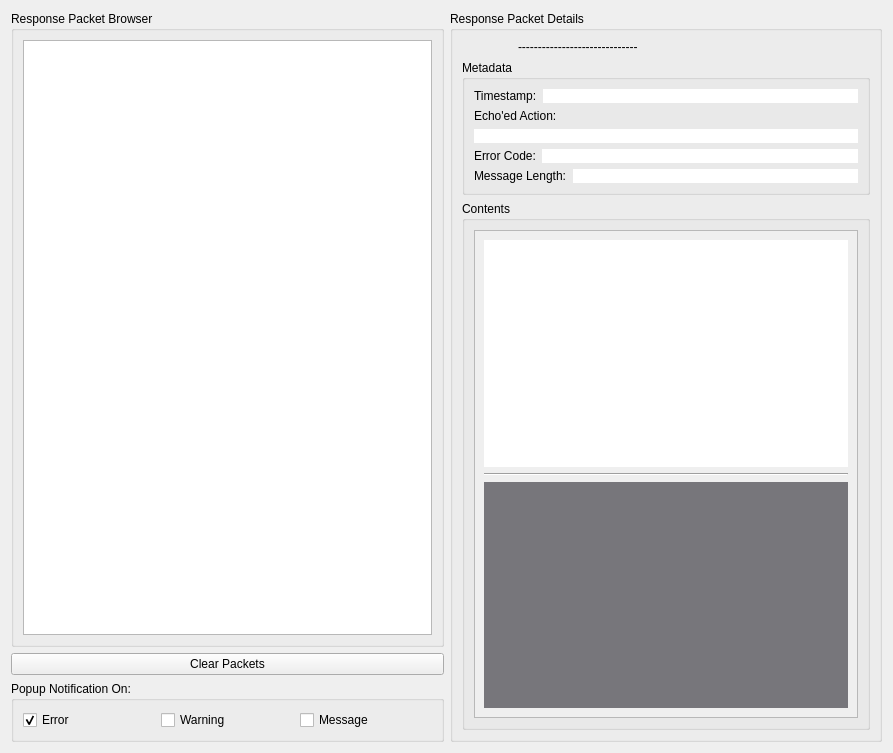
BYUMarsRover/Autonomy-ROS2, file mars_ws/src/science/science/response_gui/response_packet.ui: the form before one commit.
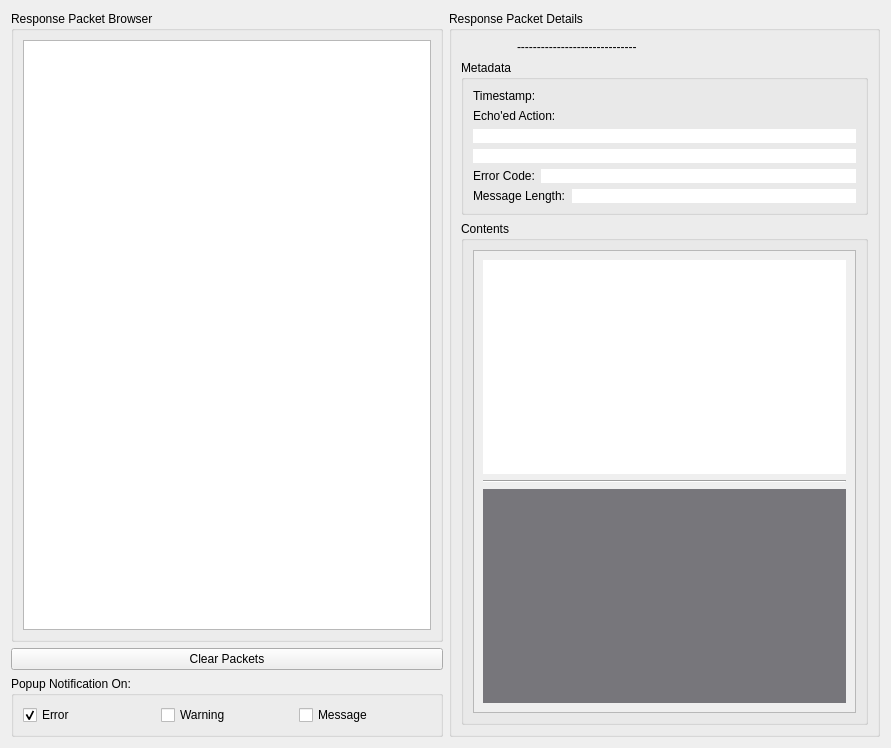
The form after the commit.

Commit message: WIP - Adding Return processing to repsosne GUI

The edit to the form file:
```diff
--- a/mars_ws/src/science/science/response_gui/response_packet.ui
+++ b/mars_ws/src/science/science/response_gui/response_packet.ui
@@ -6,8 +6,8 @@
    <rect>
     <x>0</x>
     <y>0</y>
-    <width>893</width>
-    <height>753</height>
+    <width>891</width>
+    <height>748</height>
    </rect>
   </property>
   <property name="windowTitle">
@@ -148,22 +148,6 @@
              </property>
             </widget>
            </item>
-           <item>
-            <widget class="QLabel" name="packet_timestamp">
-             <property name="sizePolicy">
-              <sizepolicy hsizetype="Preferred" vsizetype="Preferred">
-               <horstretch>1</horstretch>
-               <verstretch>0</verstretch>
-              </sizepolicy>
-             </property>
-             <property name="styleSheet">
-              <string notr="true">background-color: rgb(255, 255, 255);</string>
-             </property>
-             <property name="text">
-              <string/>
-             </property>
-            </widget>
-           </item>
           </layout>
          </item>
          <item>
@@ -175,6 +159,22 @@
              </property>
             </widget>
            </item>
+           <item>
+            <widget class="QLabel" name="packet_timestamp">
+             <property name="sizePolicy">
+              <sizepolicy hsizetype="Preferred" vsizetype="Preferred">
+               <horstretch>1</horstretch>
+               <verstretch>0</verstretch>
+              </sizepolicy>
+             </property>
+             <property name="styleSheet">
+              <string notr="true">background-color: rgb(255, 255, 255);</string>
+             </property>
+             <property name="text">
+              <string/>
+             </property>
+            </widget>
+           </item>
            <item>
             <widget class="QLabel" name="packet_echo">
              <property name="styleSheet">
@@ -275,17 +275,17 @@
              <rect>
               <x>0</x>
               <y>0</y>
-              <width>384</width>
-              <height>416</height>
+              <width>383</width>
+              <height>387</height>
              </rect>
             </property>
             <layout class="QVBoxLayout" name="verticalLayout_7">
              <item>
               <widget class="QLabel" name="label_rx_ascii">
                <property name="sizePolicy">
-                <sizepolicy hsizetype="Preferred" vsizetype="Preferred">
-                 <horstretch>3</horstretch>
-                 <verstretch>0</verstretch>
+                <sizepolicy hsizetype="Expanding" vsizetype="Expanding">
+                 <horstretch>10</horstretch>
+                 <verstretch>50</verstretch>
                 </sizepolicy>
                </property>
                <property name="styleSheet">
@@ -312,9 +312,9 @@
              <item>
               <widget class="QLabel" name="label_rx_hex">
                <property name="sizePolicy">
-                <sizepolicy hsizetype="Preferred" vsizetype="Preferred">
+                <sizepolicy hsizetype="Expanding" vsizetype="Expanding">
                  <horstretch>10</horstretch>
-                 <verstretch>0</verstretch>
+                 <verstretch>50</verstretch>
                 </sizepolicy>
                </property>
                <property name="font">
```
Left out of the diff: 2 changed lines with no effect on the pictures. The commit also changes 5 other files.
